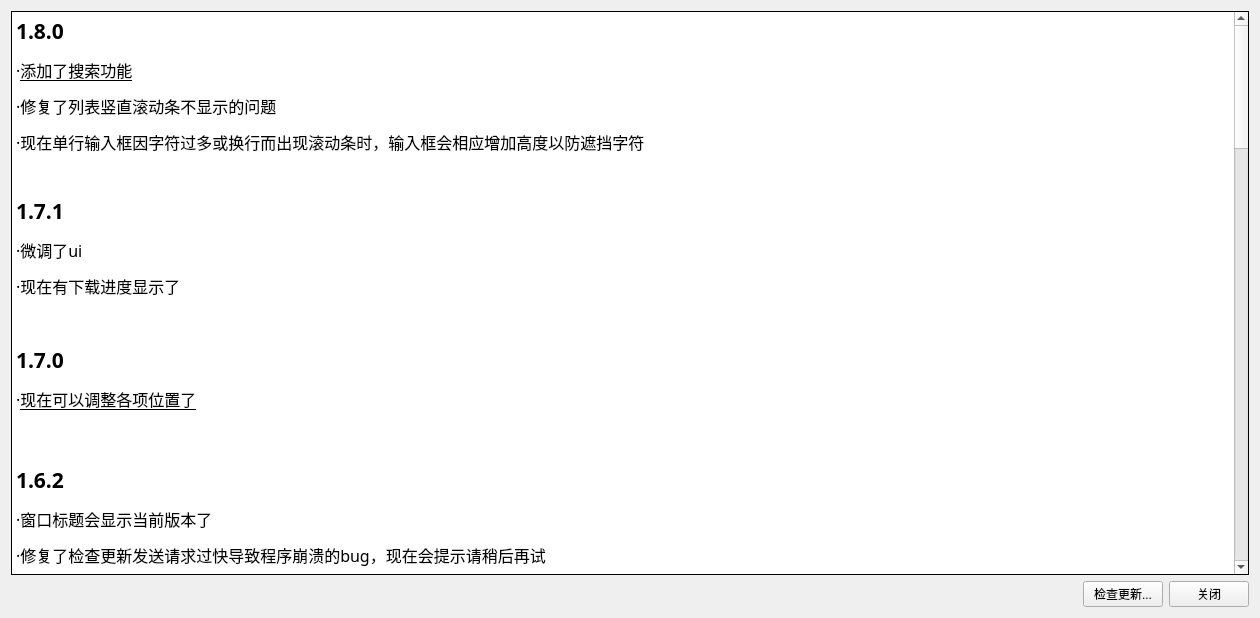
Old version of the form assets/changelog.ui in the repository Pillowe582/toolkit.
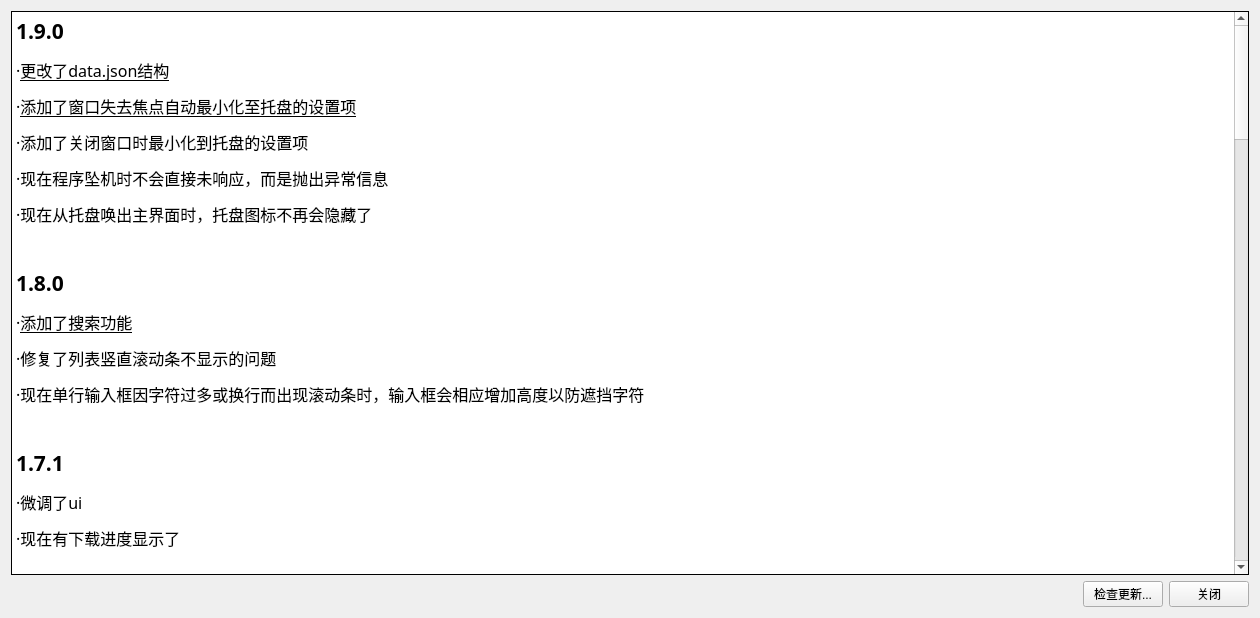
New version of the form.

The edit to the form file:
```diff
--- a/assets/changelog.ui
+++ b/assets/changelog.ui
@@ -68,6 +68,13 @@
 &lt;html&gt;&lt;head&gt;&lt;meta name=&quot;qrichtext&quot; content=&quot;1&quot; /&gt;&lt;style type=&quot;text/css&quot;&gt;
 p, li { white-space: pre-wrap; }
 &lt;/style&gt;&lt;/head&gt;&lt;body style=&quot; font-family:'宋体','宋体'; font-size:9pt; font-weight:400; font-style:normal;&quot;&gt;
+&lt;p style=&quot; margin-top:0px; margin-bottom:0px; margin-left:0px; margin-right:0px; -qt-block-indent:0; text-indent:0px;&quot;&gt;&lt;span style=&quot; font-size:16pt; font-weight:600;&quot;&gt;1.9.0&lt;/span&gt;&lt;/p&gt;
+&lt;p style=&quot; margin-top:12px; margin-bottom:12px; margin-left:0px; margin-right:0px; -qt-block-indent:0; text-indent:0px;&quot;&gt;&lt;span style=&quot; font-size:12pt;&quot;&gt;·&lt;/span&gt;&lt;span style=&quot; font-size:12pt; text-decoration: underline;&quot;&gt;更改了data.json结构&lt;/span&gt;&lt;/p&gt;
+&lt;p style=&quot; margin-top:12px; margin-bottom:12px; margin-left:0px; margin-right:0px; -qt-block-indent:0; text-indent:0px;&quot;&gt;&lt;span style=&quot; font-size:12pt;&quot;&gt;·&lt;/span&gt;&lt;span style=&quot; font-size:12pt; text-decoration: underline;&quot;&gt;添加了窗口失去焦点自动最小化至托盘的设置项&lt;/span&gt;&lt;/p&gt;
+&lt;p style=&quot; margin-top:12px; margin-bottom:12px; margin-left:0px; margin-right:0px; -qt-block-indent:0; text-indent:0px;&quot;&gt;&lt;span style=&quot; font-size:12pt;&quot;&gt;·添加了关闭窗口时最小化到托盘的设置项&lt;/span&gt;&lt;/p&gt;
+&lt;p style=&quot; margin-top:12px; margin-bottom:12px; margin-left:0px; margin-right:0px; -qt-block-indent:0; text-indent:0px;&quot;&gt;&lt;span style=&quot; font-size:12pt;&quot;&gt;·现在程序坠机时不会直接未响应，而是抛出异常信息&lt;/span&gt;&lt;/p&gt;
+&lt;p style=&quot; margin-top:12px; margin-bottom:12px; margin-left:0px; margin-right:0px; -qt-block-indent:0; text-indent:0px;&quot;&gt;&lt;span style=&quot; font-size:12pt;&quot;&gt;·现在从托盘唤出主界面时，托盘图标不再会隐藏了&lt;/span&gt;&lt;/p&gt;
+&lt;p style=&quot;-qt-paragraph-type:empty; margin-top:0px; margin-bottom:0px; margin-left:0px; margin-right:0px; -qt-block-indent:0; text-indent:0px; font-size:16pt; font-weight:600;&quot;&gt;&lt;br /&gt;&lt;/p&gt;
 &lt;p style=&quot; margin-top:0px; margin-bottom:0px; margin-left:0px; margin-right:0px; -qt-block-indent:0; text-indent:0px;&quot;&gt;&lt;span style=&quot; font-size:16pt; font-weight:600;&quot;&gt;1.8.0&lt;/span&gt;&lt;/p&gt;
 &lt;p style=&quot; margin-top:12px; margin-bottom:12px; margin-left:0px; margin-right:0px; -qt-block-indent:0; text-indent:0px;&quot;&gt;&lt;span style=&quot; font-size:12pt;&quot;&gt;·&lt;/span&gt;&lt;span style=&quot; font-size:12pt; text-decoration: underline;&quot;&gt;添加了搜索功能&lt;/span&gt;&lt;/p&gt;
 &lt;p style=&quot; margin-top:12px; margin-bottom:12px; margin-left:0px; margin-right:0px; -qt-block-indent:0; text-indent:0px;&quot;&gt;&lt;span style=&quot; font-size:12pt;&quot;&gt;·修复了列表竖直滚动条不显示的问题&lt;/span&gt;&lt;/p&gt;
@@ -130,8 +137,7 @@
 &lt;p style=&quot; margin-top:12px; margin-bottom:12px; margin-left:0px; margin-right:0px; -qt-block-indent:0; text-indent:0px;&quot;&gt;&lt;br /&gt;&lt;/p&gt;
 &lt;p style=&quot; margin-top:12px; margin-bottom:12px; margin-left:0px; margin-right:0px; -qt-block-indent:0; text-indent:0px;&quot;&gt;&lt;span style=&quot; font-family:'SimSun'; font-size:16pt; font-weight:600;&quot;&gt;1.0.0&lt;/span&gt;&lt;/p&gt;
 &lt;p style=&quot; margin-top:12px; margin-bottom:12px; margin-left:0px; margin-right:0px; -qt-block-indent:0; text-indent:0px;&quot;&gt;&lt;span style=&quot; font-family:'SimSun'; font-size:12pt;&quot;&gt;·&lt;/span&gt;&lt;span style=&quot; font-family:'SimSun'; font-size:12pt; text-decoration: underline;&quot;&gt;Pillowe's Toolkit诞生&lt;/span&gt;&lt;/p&gt;
-&lt;p style=&quot; margin-top:12px; margin-bottom:12px; margin-left:0px; margin-right:0px; -qt-block-indent:0; text-indent:0px;&quot;&gt;&lt;span style=&quot; font-family:'SimSun'; font-size:12pt; text-decoration: line-through;&quot;&gt;妈妈生的&lt;/span&gt;&lt;/p&gt;
-&lt;p style=&quot; margin-top:12px; margin-bottom:12px; margin-left:0px; margin-right:0px; -qt-block-indent:0; text-indent:0px;&quot;&gt;&lt;br /&gt;&lt;/p&gt;&lt;/body&gt;&lt;/html&gt;</string>
+&lt;p style=&quot; margin-top:12px; margin-bottom:12px; margin-left:0px; margin-right:0px; -qt-block-indent:0; text-indent:0px;&quot;&gt;&lt;span style=&quot; font-family:'SimSun'; font-size:12pt; text-decoration: line-through;&quot;&gt;妈妈生的&lt;/span&gt;&lt;/p&gt;&lt;/body&gt;&lt;/html&gt;</string>
      </property>
     </widget>
    </item>
```
